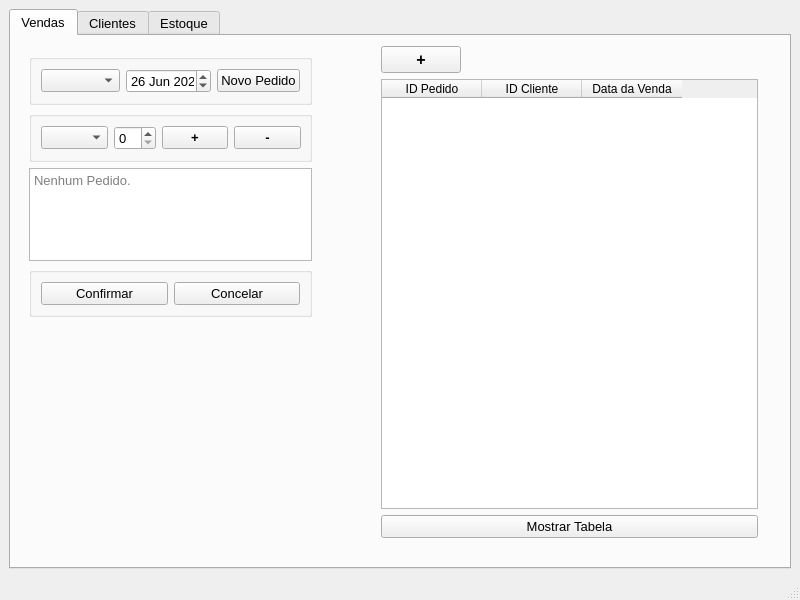
Before: the Qt Designer form mainwindow.ui in Spyght/Projeto_ECommerce, drawn with Qt 5.
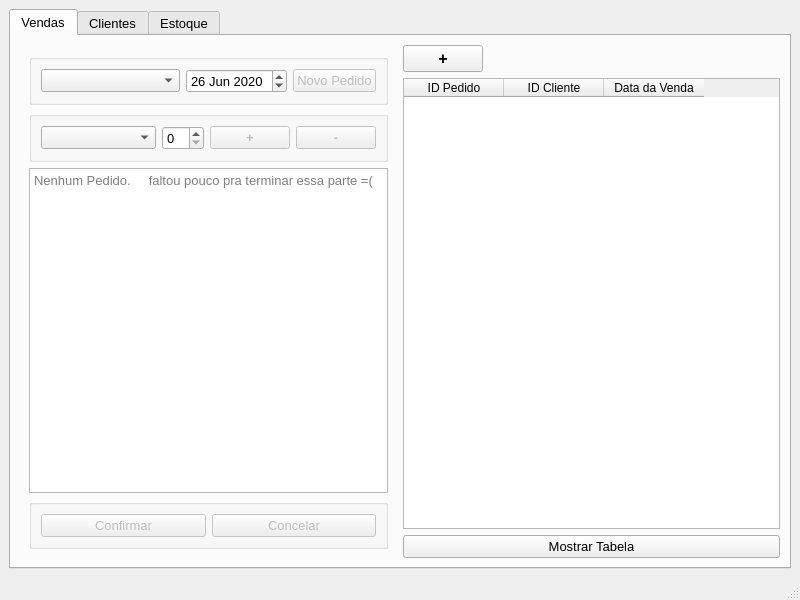
After: the same form once the commit is applied.

What changed in the file:
```diff
--- a/mainwindow.ui
+++ b/mainwindow.ui
@@ -29,82 +29,22 @@
        <attribute name="title">
         <string>Vendas</string>
        </attribute>
-       <widget class="QWidget" name="layoutWidget_2">
-        <property name="geometry">
-         <rect>
-          <x>370</x>
-          <y>10</y>
-          <width>377</width>
-          <height>492</height>
-         </rect>
-        </property>
-        <layout class="QVBoxLayout" name="verticalLayout_7">
+       <layout class="QHBoxLayout" name="horizontalLayout_10">
          <item>
-          <widget class="QPushButton" name="pushButtonAddEstoque_3">
-           <property name="sizePolicy">
-            <sizepolicy hsizetype="Fixed" vsizetype="Fixed">
-             <horstretch>0</horstretch>
-             <verstretch>0</verstretch>
-            </sizepolicy>
-           </property>
-           <property name="font">
-            <font>
-             <pointsize>12</pointsize>
-             <weight>75</weight>
-             <bold>true</bold>
-            </font>
-           </property>
-           <property name="text">
-            <string>+</string>
-           </property>
-          </widget>
-         </item>
-         <item>
-          <widget class="QTableWidget" name="tableWidgetEstoque_3">
-           <property name="editTriggers">
-            <set>QAbstractItemView::NoEditTriggers</set>
-           </property>
-           <column>
-            <property name="text">
-             <string>ID Pedido</string>
-            </property>
-           </column>
-           <column>
-            <property name="text">
-             <string>ID Cliente</string>
-            </property>
-           </column>
-           <column>
-            <property name="text">
-             <string>Data da Venda</string>
-            </property>
-           </column>
-          </widget>
-         </item>
-         <item>
-          <widget class="QPushButton" name="pushButtonMostrarLista_3">
-           <property name="text">
-            <string>Mostrar Tabela</string>
-           </property>
-          </widget>
-         </item>
-        </layout>
-       </widget>
        <widget class="QFrame" name="qFrameVendas">
-        <property name="geometry">
-         <rect>
-          <x>9</x>
-          <y>9</y>
-          <width>301</width>
-          <height>281</height>
-         </rect>
-        </property>
         <layout class="QVBoxLayout" name="verticalLayout_3">
          <item>
           <widget class="QGroupBox" name="qGBNovoPedido">
            <layout class="QHBoxLayout" name="horizontalLayout_8">
             <item>
-             <widget class="QComboBox" name="comboBox_2"/>
+               <widget class="QComboBox" name="comboBoxClientes">
+                <property name="sizePolicy">
+                 <sizepolicy hsizetype="Expanding" vsizetype="Fixed">
+                  <horstretch>0</horstretch>
+                  <verstretch>0</verstretch>
+                 </sizepolicy>
+                </property>
+               </widget>
             </item>
             <item>
              <widget class="QDateEdit" name="dateEdit">
@@ -119,6 +59,9 @@
             </item>
             <item>
              <widget class="QPushButton" name="pushButtonNovoPedido">
+                <property name="enabled">
+                 <bool>false</bool>
+                </property>
               <property name="sizePolicy">
                <sizepolicy hsizetype="Fixed" vsizetype="Fixed">
                 <horstretch>0</horstretch>
@@ -137,7 +80,14 @@
           <widget class="QGroupBox" name="qGBPedido">
            <layout class="QHBoxLayout" name="horizontalLayout">
             <item>
-             <widget class="QComboBox" name="comboBox"/>
+               <widget class="QComboBox" name="comboBoxProdutos">
+                <property name="sizePolicy">
+                 <sizepolicy hsizetype="Expanding" vsizetype="Fixed">
+                  <horstretch>0</horstretch>
+                  <verstretch>0</verstretch>
+                 </sizepolicy>
+                </property>
+               </widget>
             </item>
             <item>
              <widget class="QSpinBox" name="spinBox_6">
@@ -151,6 +101,9 @@
             </item>
             <item>
              <widget class="QPushButton" name="pushButtonAdd">
+                <property name="enabled">
+                 <bool>false</bool>
+                </property>
               <property name="sizePolicy">
                <sizepolicy hsizetype="Fixed" vsizetype="Fixed">
                 <horstretch>0</horstretch>
@@ -170,6 +123,9 @@
             </item>
             <item>
              <widget class="QPushButton" name="pushButtonSub">
+                <property name="enabled">
+                 <bool>false</bool>
+                </property>
               <property name="font">
                <font>
                 <weight>75</weight>
@@ -190,7 +146,7 @@
             <bool>true</bool>
            </property>
            <property name="placeholderText">
-            <string>Nenhum Pedido.</string>
+              <string>Nenhum Pedido.     faltou pouco pra terminar essa parte =(</string>
            </property>
           </widget>
          </item>
@@ -199,6 +155,9 @@
            <layout class="QHBoxLayout" name="horizontalLayout_9">
             <item>
              <widget class="QPushButton" name="pushButtonConfirmarPedido">
+                <property name="enabled">
+                 <bool>false</bool>
+                </property>
               <property name="text">
                <string>Confirmar</string>
               </property>
@@ -206,6 +165,9 @@
             </item>
             <item>
              <widget class="QPushButton" name="pushButtonCancelarPedido">
+                <property name="enabled">
+                 <bool>false</bool>
+                </property>
               <property name="text">
                <string>Concelar</string>
               </property>
@@ -216,6 +178,61 @@
          </item>
         </layout>
        </widget>
+        </item>
+        <item>
+         <layout class="QVBoxLayout" name="verticalLayout_7">
+          <item>
+           <widget class="QPushButton" name="pushButtonAddEstoque_3">
+            <property name="sizePolicy">
+             <sizepolicy hsizetype="Fixed" vsizetype="Fixed">
+              <horstretch>0</horstretch>
+              <verstretch>0</verstretch>
+             </sizepolicy>
+            </property>
+            <property name="font">
+             <font>
+              <pointsize>12</pointsize>
+              <weight>75</weight>
+              <bold>true</bold>
+             </font>
+            </property>
+            <property name="text">
+             <string>+</string>
+            </property>
+           </widget>
+          </item>
+          <item>
+           <widget class="QTableWidget" name="tableWidgetEstoque_3">
+            <property name="editTriggers">
+             <set>QAbstractItemView::NoEditTriggers</set>
+            </property>
+            <column>
+             <property name="text">
+              <string>ID Pedido</string>
+             </property>
+            </column>
+            <column>
+             <property name="text">
+              <string>ID Cliente</string>
+             </property>
+            </column>
+            <column>
+             <property name="text">
+              <string>Data da Venda</string>
+             </property>
+            </column>
+           </widget>
+          </item>
+          <item>
+           <widget class="QPushButton" name="pushButtonMostrarLista_3">
+            <property name="text">
+             <string>Mostrar Tabela</string>
+            </property>
+           </widget>
+          </item>
+         </layout>
+        </item>
+       </layout>
       </widget>
       <widget class="QWidget" name="tab_2">
        <attribute name="title">
```
Lines whose indentation alone changed are shown as unchanged.
